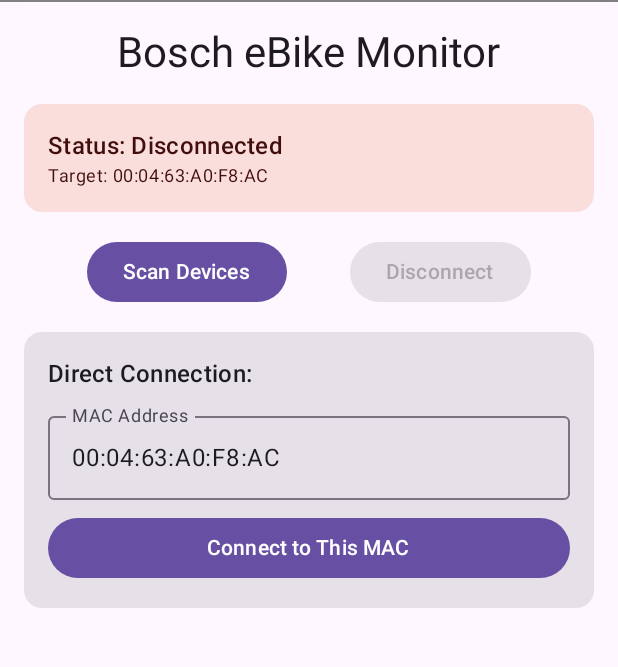
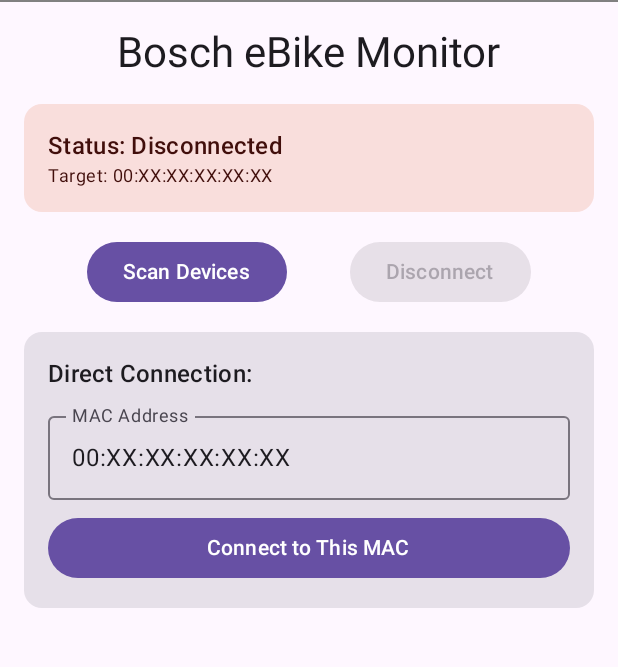
Before and after one commit to thtexpert/Bosch-Smart-System-Ebike-Garmin-Android, an Android app built with Jetpack Compose: the screen it shows after launch (MainActivity), on a phone screen of 412 x 824 dp, the part 36-703 px from its top. Run offline under Robolectric (Android 15) with nearby library versions, the phone set to English and light mode, and no system bars.

Commit message:
Update MainActivity.kt

```diff
--- a/BoschEbikeMonitorAndroidApp/app/src/main/java/com/RobPlow/BoschEbikeMonitor/MainActivity.kt
+++ b/BoschEbikeMonitorAndroidApp/app/src/main/java/com/RobPlow/BoschEbikeMonitor/MainActivity.kt
@@ -47,7 +47,7 @@
 class MainActivity : ComponentActivity() {
 
     // Your bike's specific MAC address - UPDATE THIS!
-    private val BOSCH_BIKE_MAC = "00:04:63:A0:F8:AC" // Replace with your bike's MAC address
+    private val BOSCH_BIKE_MAC = "00:XX:XX:XX:XX:XX" // Replace with your bike's MAC address
 
     // Bosch eBike Service UUIDs
     private val BOSCH_STATUS_SERVICE_UUID = UUID.fromString("00000010-eaa2-11e9-81b4-2a2ae2dbcce4")
```
